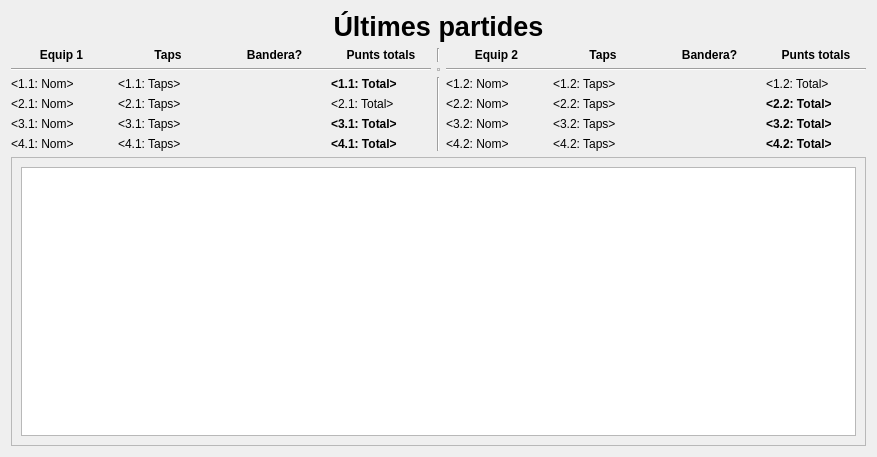
Above: pantallapuntuacio.ui from vicgua/robocat before the change. Below: the same form after it.
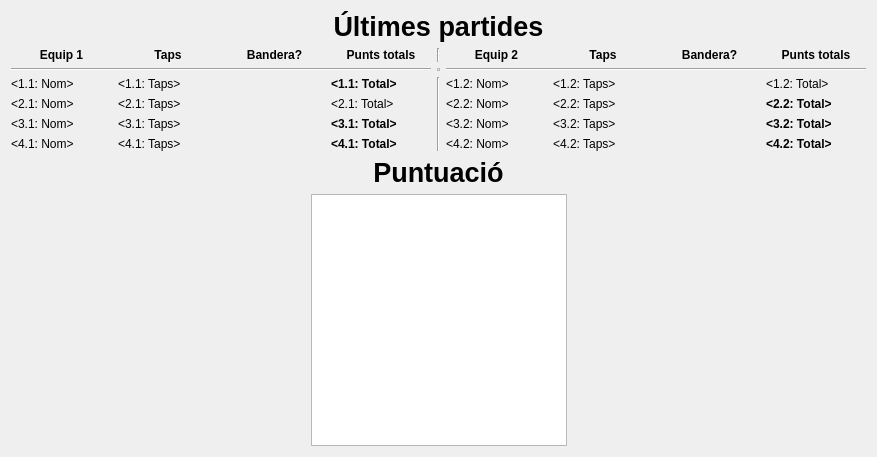
That is the form after the change. Icons and pictures are not drawn.

Commit message:
Afegida scrollbar de puntuació
Closes #9
Closes #10

Diff of the .ui file:
```diff
--- a/pantallapuntuacio.ui
+++ b/pantallapuntuacio.ui
@@ -615,33 +615,70 @@
     </layout>
    </item>
    <item>
-    <widget class="QScrollArea" name="scrollArea">
-     <property name="widgetResizable">
-      <bool>true</bool>
+    <widget class="QLabel" name="puntuacioHeader">
+     <property name="font">
+      <font>
+       <pointsize>20</pointsize>
+       <weight>75</weight>
+       <bold>true</bold>
+      </font>
      </property>
-     <widget class="QWidget" name="scrollAreaWidgetContents">
-      <property name="geometry">
-       <rect>
-        <x>0</x>
-        <y>0</y>
-        <width>855</width>
-        <height>198</height>
-       </rect>
-      </property>
-      <layout class="QVBoxLayout" name="verticalLayout_2">
+     <property name="text">
+      <string>Puntuació</string>
+     </property>
+     <property name="alignment">
+      <set>Qt::AlignCenter</set>
+     </property>
+    </widget>
+   </item>
+   <item>
+    <layout class="QHBoxLayout" name="horizontalLayout">
+     <item>
+      <spacer name="horizontalSpacer_2">
+       <property name="orientation">
+        <enum>Qt::Horizontal</enum>
+       </property>
+       <property name="sizeHint" stdset="0">
+        <size>
+         <width>40</width>
+         <height>20</height>
+        </size>
+       </property>
+      </spacer>
+     </item>
        <item>
         <widget class="QTableView" name="taulaClassificacio">
+       <property name="sizePolicy">
+        <sizepolicy hsizetype="Minimum" vsizetype="Expanding">
+         <horstretch>0</horstretch>
+         <verstretch>0</verstretch>
+        </sizepolicy>
+       </property>
          <property name="alternatingRowColors">
           <bool>true</bool>
          </property>
          <property name="selectionMode">
           <enum>QAbstractItemView::NoSelection</enum>
          </property>
-        </widget>
-       </item>
-      </layout>
-     </widget>
-    </widget>
+       <property name="verticalScrollMode">
+        <enum>QAbstractItemView::ScrollPerPixel</enum>
+       </property>
+      </widget>
+     </item>
+     <item>
+      <spacer name="horizontalSpacer">
+       <property name="orientation">
+        <enum>Qt::Horizontal</enum>
+       </property>
+       <property name="sizeHint" stdset="0">
+        <size>
+         <width>40</width>
+         <height>20</height>
+        </size>
+       </property>
+      </spacer>
+     </item>
+    </layout>
    </item>
   </layout>
  </widget>
```
Left out of the diff: 6 changed lines with no effect on the pictures. Lines whose indentation alone changed are shown as unchanged. The commit also changes 6 other files.
